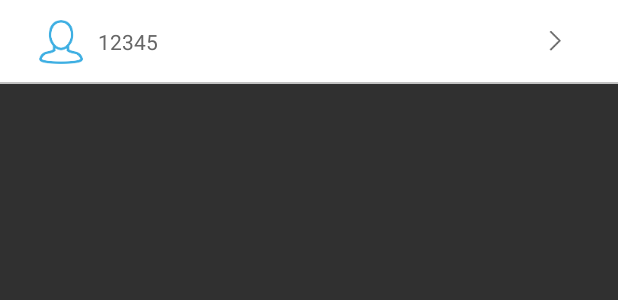
After one commit to huanxingli/VisitShop, an Android app: the layout view_item_setting.xml on its own in the app's theme, with its tools: preview values and no code run, on a phone screen of 412 x 824 dp. The commit adds this screen. Shown: the top 300 px of the screen. Run offline under Robolectric (Android 15) with nearby library versions, the phone set to English and light mode, and no system bars.

Commit message:
添加设置页面自定义组合item_view

```diff
--- /dev/null
+++ b/app/src/main/res/layout/view_item_setting.xml
@@ -0,0 +1,41 @@
+<?xml version="1.0" encoding="utf-8"?>
+<RelativeLayout xmlns:android="http://schemas.android.com/apk/res/android"
+    android:layout_width="match_parent"
+    android:layout_height="56dp"
+    android:background="@android:color/white">
+    <ImageView
+        android:layout_centerVertical="true"
+        android:id="@+id/setting_item_left_icon"
+        android:layout_width="wrap_content"
+        android:layout_height="wrap_content"
+        android:src="@drawable/medata"
+        android:layout_marginLeft="@dimen/setting_item_icon_left_margin"/>
+
+    <TextView
+        android:layout_width="wrap_content"
+        android:layout_height="wrap_content"
+        android:id="@+id/setting_item_text"
+        android:textSize="@dimen/setting_item_text_size"
+        android:text="12345"
+        android:layout_toRightOf="@+id/setting_item_left_icon"
+        android:layout_marginLeft="@dimen/setting_item_text_left_margin"
+        android:layout_centerVertical="true"
+        android:textColor="@color/main_tab_text"/>
+
+    <ImageView
+        android:layout_width="wrap_content"
+        android:layout_height="wrap_content"
+        android:layout_alignParentRight="true"
+        android:layout_centerVertical="true"
+        android:src="@drawable/task_arrow"
+        android:layout_marginRight="@dimen/setting_item_right_margin"/>
+
+    <View
+        android:id="@+id/setting_item_divide"
+        android:layout_width="match_parent"
+        android:layout_height="1dp"
+        android:layout_alignParentBottom="true"
+        android:background="@color/item_divide"/>
+
+
+</RelativeLayout>
--- a/app/src/main/res/values/colors.xml
+++ b/app/src/main/res/values/colors.xml
@@ -16,4 +16,7 @@
     <!--MainActivity-->
     <color name="gray_bg">#efe7e3</color>
 
+    <!-- SettingFragment -->
+    <color name="item_divide">#99999999</color>
+
 </resources>
--- a/app/src/main/res/values/dimens.xml
+++ b/app/src/main/res/values/dimens.xml
@@ -25,4 +25,10 @@
 
     <dimen name="home_viewpager_hight">166dp</dimen>
     <dimen name="viewpage_point_margin_bottom">12dp</dimen>
+
+    <!-- setting -->
+    <dimen name="setting_item_icon_left_margin">26dp</dimen>
+    <dimen name="setting_item_text_left_margin">10dp</dimen>
+    <dimen name="setting_item_right_margin">30dp</dimen>
+    <dimen name="setting_item_text_size">14sp</dimen>
 </resources>
```
Also changed, not shown: app/src/main/java/com/xiaomomo/visitshop/view/SettingItemView.java (added, +89 -0 lines), app/src/main/res/layout/fragment_me.xml (+9 -10 lines), app/src/main/res/values/attrs.xml (added, +10 -0 lines), app/src/main/res/drawable-xhdpi/about.png (added), app/src/main/res/drawable-xhdpi/appexit.png (added), app/src/main/res/drawable-xhdpi/appfeedback.png (added), app/src/main/res/drawable-xhdpi/clearcache.png (added), app/src/main/res/drawable-xhdpi/defaulthead.png (added), app/src/main/res/drawable-xhdpi/medata.png (added), app/src/main/res/drawable-xhdpi/newversion.png (added), app/src/main/res/drawable-xhdpi/task_arrow.png (added).
